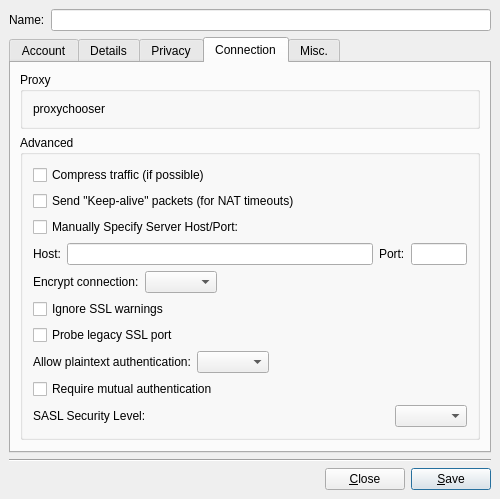
The window that src/accountmodify.ui (mblsha/psi) describes before a commit, drawn with Qt 5.
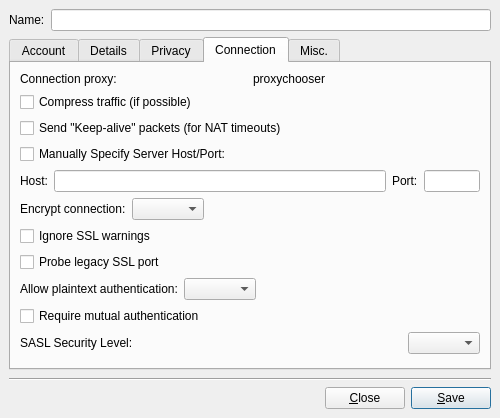
The same window after the commit. The open tabs and pages were chosen to show the change. Custom widgets are drawn as their Qt base class.

Commit message: Compact AccountModifyDlg.

```diff
--- a/src/accountmodify.ui
+++ b/src/accountmodify.ui
@@ -541,17 +541,20 @@
         <number>6</number>
        </property>
        <item>
-        <widget class="QGroupBox" name="gb_proxy" >
-         <property name="title" >
-          <string>Proxy</string>
-         </property>
-         <layout class="QVBoxLayout" >
+        <layout class="QHBoxLayout" >
           <property name="margin" >
-           <number>10</number>
+          <number>0</number>
           </property>
           <property name="spacing" >
            <number>6</number>
           </property>
+         <item>
+          <widget class="QLabel" name="lb_proxy" >
+           <property name="text" >
+            <string>Connection proxy:</string>
+           </property>
+          </widget>
+         </item>
           <item>
            <widget class="QLabel" name="lb_proxychooser" >
             <property name="text" >
@@ -560,20 +563,7 @@
            </widget>
           </item>
          </layout>
-        </widget>
        </item>
-       <item>
-        <widget class="QGroupBox" name="gb_advanced" >
-         <property name="title" >
-          <string>Advanced</string>
-         </property>
-         <layout class="QVBoxLayout" >
-          <property name="margin" >
-           <number>10</number>
-          </property>
-          <property name="spacing" >
-           <number>6</number>
-          </property>
           <item>
            <widget class="QCheckBox" name="ck_compress" >
             <property name="text" >
@@ -767,9 +757,6 @@
             </item>
            </layout>
           </item>
-         </layout>
-        </widget>
-       </item>
        <item>
         <spacer>
          <property name="orientation" >
@@ -781,7 +768,7 @@
          <property name="sizeHint" >
           <size>
            <width>20</width>
-           <height>40</height>
+           <height>0</height>
           </size>
          </property>
         </spacer>
@@ -983,7 +970,7 @@
      <property name="sizeHint" >
       <size>
        <width>20</width>
-       <height>16</height>
+       <height>0</height>
       </size>
      </property>
     </spacer>
```
Left out of the diff: 12 changed lines with no effect on the pictures. Lines whose indentation alone changed are shown as unchanged. The commit also changes 1 other file.
